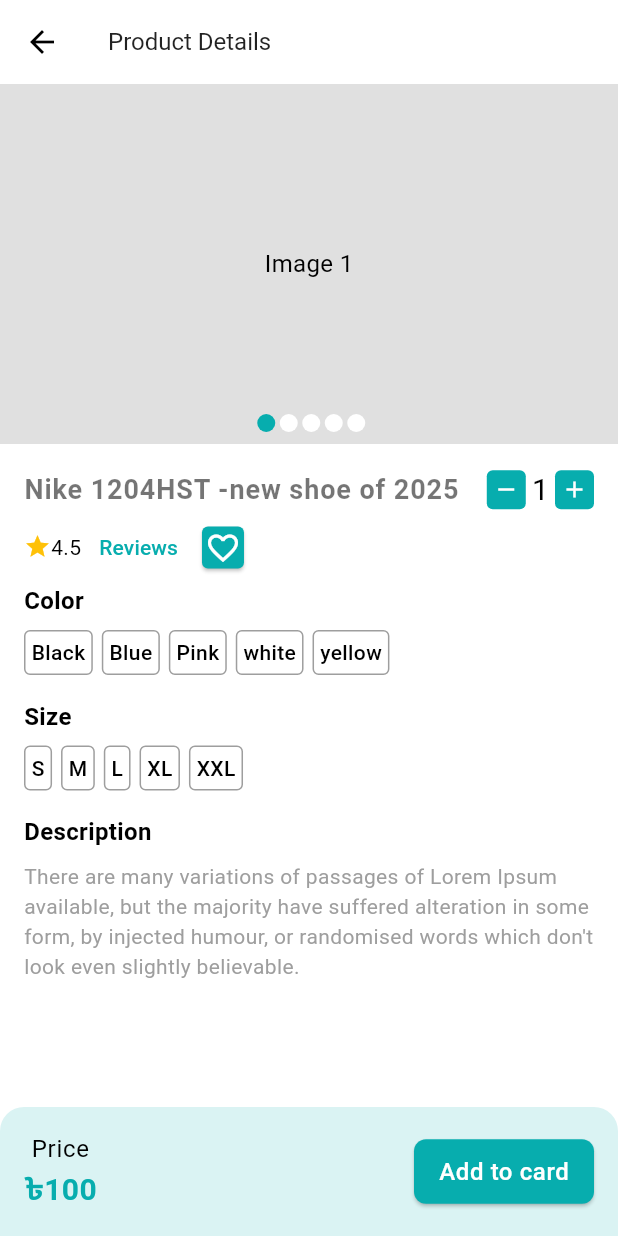
After one commit to Shadislam1/crafty_bay, a Flutter app: the screen it shows after launch, scrolled down 474 dp, after a tap on "Nike ER346T - model of 2025", on a phone screen of 412 x 824 dp. The commit adds this screen. Run offline on Flutter 3.47's test engine with Material 3 defaults, Android fonts, the phone set to English and light mode, and no system bars; drawn by our look-alikes of carousel_slider; our stand-ins replace email_validator, firebase_core, firebase_crashlytics, flutter_svg, get; accounts and stored records are empty.

Commit message:
add product details ui design

```diff
--- a/lib/app/app_routes.dart
+++ b/lib/app/app_routes.dart
@@ -1,6 +1,7 @@
 
 
 import 'package:crafty_bay/features/common/ui/screen/main_bottom_nav_screen.dart';
+import 'package:crafty_bay/features/product/ui/screens/product_details_screen.dart';
 
 import 'package:crafty_bay/features/product/ui/screens/product_list_screen.dart';
 import 'package:crafty_bay/features/wishlist/ui/screen/wish_list.dart';
@@ -25,6 +26,9 @@ class AppRoutes{
     }else if(settings.name == ProductListScreen.name){
       final String category = settings.arguments as String;
       screenWidget = ProductListScreen(category: category);
+    }else if(settings.name == ProductDetailsScreen.name){
+      final String productId = settings.arguments as String;
+      screenWidget = ProductDetailsScreen(productId: productId);
     }
     return MaterialPageRoute(builder: (context)=> screenWidget);
 
--- /dev/null
+++ b/lib/app/constants.dart
@@ -0,0 +1,3 @@
+class Constants{
+  static const String takaSign = '৳';
+}
--- a/lib/features/common/ui/widgets/product_card.dart
+++ b/lib/features/common/ui/widgets/product_card.dart
@@ -1,5 +1,7 @@
 
 
+import 'package:crafty_bay/app/constants.dart';
+import 'package:crafty_bay/features/product/ui/screens/product_details_screen.dart';
 import 'package:flutter/material.dart';
 
 import '../../../../app/app_colors.dart';
@@ -12,7 +14,11 @@ class ProductCard extends StatelessWidget {
 
   @override
   Widget build(BuildContext context) {
-    return Container(
+    return GestureDetector(
+      onTap:(){
+        Navigator.pushNamed(context, ProductDetailsScreen.name,arguments: '123');
+      } ,
+      child: Container(
         width: 140,
         margin: EdgeInsets.all(2),
 
@@ -62,7 +68,7 @@ class ProductCard extends StatelessWidget {
                   Row(
                     mainAxisAlignment: MainAxisAlignment.spaceBetween,
                     children: [
-                    Text('৳100',
+                      Text('${Constants.takaSign}100',
                         style: TextStyle(
                           fontSize: 12,
                           fontWeight: FontWeight.w600,
@@ -92,6 +98,7 @@ class ProductCard extends StatelessWidget {
             )
           ],
         ) ,
+      ),
     );
   }
 }
--- /dev/null
+++ b/lib/features/product/ui/screens/product_details_screen.dart
@@ -0,0 +1,74 @@
+import 'package:crafty_bay/app/app_colors.dart';
+import 'package:crafty_bay/app/constants.dart';
+
+import 'package:crafty_bay/features/product/ui/widgets/product_image_slider.dart';
+import 'package:flutter/material.dart';
+
+
+import '../widgets/product_details_info.dart';
+class ProductDetailsScreen extends StatefulWidget {
+  const ProductDetailsScreen({super.key, required this.productId});
+
+  static const String name = '/product- details';
+
+  final String  productId;
+
+  @override
+  State<ProductDetailsScreen> createState() => _ProductDetailsScreenState();
+}
+
+class _ProductDetailsScreenState extends State<ProductDetailsScreen> {
+  @override
+  Widget build(BuildContext context) {
+    return Scaffold(
+      appBar: AppBar(
+        title: Text('Product Details'),
+      ),
+      body: Column(
+        children: [
+          Expanded(
+            child: SingleChildScrollView(
+              child: Column(
+                children: [
+                  ProductImageSlider(),
+                  productDetailsInfo(),
+                ],
+              ),
+            ),
+          ),
+          _buildPriceAndAddToCartSection(),
+        ],
+      ),
+    );
+  }
+
+  Widget _buildPriceAndAddToCartSection() {
+    return Container(
+          padding: EdgeInsets.all(16),
+          decoration: BoxDecoration(
+            color: AppColors.themeColor.withOpacity(0.15),
+            borderRadius: BorderRadius.only(
+              topLeft: Radius.circular(16),
+                topRight:Radius.circular(16) )
+          ),
+          child: Row(
+            mainAxisAlignment: MainAxisAlignment.spaceBetween,
+            children: [
+              Column(
+              children: [
+                Text('Price',style: Theme.of(context).textTheme.bodyLarge),
+                Text('${Constants.takaSign}100',style: TextStyle(
+                  fontSize: 20,
+                  fontWeight: FontWeight.w700,
+                  color: AppColors.themeColor,
+                ),),
+              ],
+              ),
+              SizedBox(
+                width: 120,
+                  child: ElevatedButton(onPressed: (){}, child: Text('Add to card'))),
+            ],
+          ),
+        );
+  }
+}
--- /dev/null
+++ b/lib/features/product/ui/widgets/color_picker.dart
@@ -0,0 +1,51 @@
+import 'package:crafty_bay/app/app_colors.dart';
+import 'package:flutter/material.dart';
+
+class ColorPicker extends StatefulWidget {
+  const ColorPicker({super.key, required this.colors, required this.onSelected});
+
+  final List<String> colors;
+  final Function(String) onSelected;
+
+  @override
+  State<ColorPicker> createState() => _ColorPickerState();
+}
+
+class _ColorPickerState extends State<ColorPicker> {
+  String? _selectedColor;
+  @override
+  Widget build(BuildContext context) {
+
+
+    return Wrap(
+      children: [
+        for(String color in widget.colors)
+          GestureDetector(
+            onTap: (){
+              _selectedColor = color;
+             setState(() {
+
+             });
+              widget.onSelected(_selectedColor!);
+            },
+            child: Container(
+              padding: EdgeInsets.all(4),
+              margin: EdgeInsets.only(right: 6),
+
+              decoration: BoxDecoration(
+                borderRadius: BorderRadius.circular(4),
+                border: Border.all(
+                  color: Colors.grey,
+                ),
+                color: _selectedColor == color ? AppColors.themeColor:null,
+              ),
+              child: Text(color,style: TextStyle(
+                color: _selectedColor == color ? Colors.white : null,
+                fontWeight: FontWeight.w500,
+              ),),
+            ),
+          )
+      ],
+    );
+  }
+}
--- /dev/null
+++ b/lib/features/product/ui/widgets/inc_dec_button.dart
@@ -0,0 +1,60 @@
+import 'package:crafty_bay/app/app_colors.dart';
+import 'package:flutter/material.dart';
+
+class IncDecButton extends StatefulWidget {
+  const IncDecButton({super.key, required this.onChanged});
+  final Function(int) onChanged;
+
+  @override
+  State<IncDecButton> createState() => _IncDecButtonState();
+}
+
+class _IncDecButtonState extends State<IncDecButton> {
+  int value = 1;
+  @override
+  Widget build(BuildContext context) {
+    return Row(
+      children: [
+        _buildIconButton(
+          onTap: (){
+            if(value <=1) return;
+            value--;
+            setState(() {});
+            widget.onChanged(value);
+          },
+          icon: Icons.remove,
+        ),
+        Padding(
+          padding: const EdgeInsets.symmetric(horizontal: 4),
+          child: Text('$value',style: TextStyle(
+            fontSize: 20,
+          ),),
+        ),
+        _buildIconButton(
+          onTap: (){
+              if(value >= 20)return;
+            value++;
+            setState(() {});
+            widget.onChanged(value);
+          },
+          icon: Icons.add,
+        ),
+
+      ],
+    );
+  }
+
+  Widget _buildIconButton({required VoidCallback onTap,required IconData icon}) {
+    return GestureDetector(
+      onTap:onTap ,
+      child: Container(
+          padding: EdgeInsets.all(4),
+          decoration: BoxDecoration(
+            color: AppColors.themeColor,
+            borderRadius: BorderRadius.circular(4),
+          ),
+          child: Icon(icon,size: 18,color: Colors.white,),
+        ),
+    );
+  }
+}
--- /dev/null
+++ b/lib/features/product/ui/widgets/product_details_info.dart
@@ -0,0 +1,100 @@
+import 'package:flutter/material.dart';
+
+import '../../../../app/app_colors.dart';
+import 'color_picker.dart';
+import 'inc_dec_button.dart';
+class productDetailsInfo extends StatelessWidget {
+  const productDetailsInfo({
+    super.key,
+  });
+
+  @override
+  Widget build(BuildContext context) {
+    return Padding(
+      padding: const EdgeInsets.all(16.0),
+      child: Column(
+        crossAxisAlignment: CrossAxisAlignment.start,
+        children: [
+
+          Row(
+            children: [
+              Expanded(
+                child: Text('Nike 1204HST -new shoe of 2025',style: TextStyle(
+                  fontSize: 18,
+                  fontWeight: FontWeight.w700,
+                  letterSpacing: 0.6,
+                  color: Colors.black54,
+                ),),
+              ),
+              IncDecButton(onChanged: (int  value) {  },),
+            ],
+          ),
+          Row(
+            children: [
+              Wrap(
+                children: [
+                  Icon(Icons.star,size: 18,color: Colors.amber,),
+                  Text('4.5'),
+
+                ],
+              ),
+              TextButton(onPressed: (){}, child: Text('Reviews')),
+              Card(
+                color: AppColors.themeColor,
+                shape: RoundedRectangleBorder(
+                    borderRadius: BorderRadius.circular(4)
+                ),
+                child: Padding(
+                  padding: const EdgeInsets.all(2.0),
+                  child: Icon(Icons.favorite_outline,
+                    color: Colors.white,),
+                ),
+              ),
+            ],
+          ),
+          Text('Color',style: TextStyle(
+            fontSize: 16,
+            fontWeight:FontWeight.w600,
+
+          ),
+          ),
+          const SizedBox(height: 8,),
+          ColorPicker(colors: ['Black','Blue','Pink','white','yellow'], onSelected: (String  value) {
+
+          },
+          ),
+          const SizedBox(height: 16,),
+
+
+          Text(
+            'Size',style: TextStyle(
+            fontSize: 16,
+            fontWeight:FontWeight.w600,
+
+          ),
+          ),
+          const SizedBox(height: 8,),
+          ColorPicker(
+            colors: ['S','M','L','XL','XXL'], onSelected: (String  value) {
+
+          },
+          ),
+          const SizedBox(height: 16,),
+
+          Text(
+            'Description',
+            style: TextStyle(
+              fontSize: 16,
+              fontWeight:FontWeight.w600,
+
+            ),
+          ),
+          const SizedBox(height: 8,),
+          Text('''There are many variations of passages of Lorem Ipsum available, but the majority have suffered alteration in some form, by injected humour, or randomised words which don't look even slightly believable.''',style: TextStyle(
+            color: Colors.grey,
+          ),)
+        ],
+      ),
+    );
+  }
+}
--- /dev/null
+++ b/lib/features/product/ui/widgets/product_image_slider.dart
@@ -0,0 +1,76 @@
+
+import 'package:carousel_slider/carousel_slider.dart';
+import 'package:crafty_bay/app/app_colors.dart';
+import 'package:flutter/material.dart';
+
+class ProductImageSlider extends StatefulWidget {
+  const ProductImageSlider({
+    super.key,
+  });
+
+  @override
+  State<ProductImageSlider> createState() => _ProductImageSliderState();
+}
+
+class _ProductImageSliderState extends State<ProductImageSlider> {
+  final ValueNotifier<int> _currentSlider = ValueNotifier(0);
+  @override
+  Widget build(BuildContext context) {
+    return Stack(
+      children: [
+        CarouselSlider(
+          options: CarouselOptions(
+              height: 240.0,
+              viewportFraction: 1,
+              onPageChanged: (int currentIndex, _){
+            _currentSlider.value = currentIndex;
+          }),
+          items: [1,2,3,4,5].map((i) {
+            return Builder(
+              builder: (BuildContext context) {
+                return Container(
+                    width: MediaQuery.of(context).size.width,
+
+                    decoration: BoxDecoration(
+                      color: Colors.grey.shade300,
+
+                    ),
+                    alignment: Alignment.center,
+                    child: Text('Image $i', style: TextStyle(fontSize: 16.0),)
+                );
+              },
+            );
+          }).toList(),
+        ),
+        const SizedBox(height: 8,),
+        Positioned(
+          bottom: 8,
+          left: 0,
+          right: 0,
+          child: ValueListenableBuilder(
+              valueListenable: _currentSlider,
+              builder: (context, index, _) {
+                return Row(
+                  mainAxisAlignment: MainAxisAlignment.center,
+                  children: [
+                    for(int i=0; i< 5; i++)
+                      Container(
+                        width: 12,
+                        height: 12,
+                        margin: EdgeInsets.only(left: 3),
+                        decoration: BoxDecoration(
+
+                          borderRadius: BorderRadius.circular(8),
+                          color: index == i ? AppColors.themeColor:Colors.white,
+                        ),
+
+                      )
+                  ],
+                );
+              }
+          ),
+        )
+      ],
+    );
+  }
+}
--- /dev/null
+++ b/lib/features/product/ui/widgets/size_picker.dart
@@ -0,0 +1,51 @@
+import 'package:crafty_bay/app/app_colors.dart';
+import 'package:flutter/material.dart';
+
+class SizePicker extends StatefulWidget {
+  const SizePicker({super.key, required this.sizes, required this.onSelected});
+
+  final List<String> sizes;
+  final Function(String) onSelected;
+
+  @override
+  State<SizePicker> createState() => _SizePickerState();
+}
+
+class _SizePickerState extends State<SizePicker> {
+  String? _selectedSize;
+  @override
+  Widget build(BuildContext context) {
+
+
+    return Wrap(
+      children: [
+        for(String size in widget.sizes)
+          GestureDetector(
+            onTap: (){
+              _selectedSize = size;
+              setState(() {
+
+              });
+              widget.onSelected(_selectedSize!);
+            },
+            child: Container(
+              padding: EdgeInsets.all(4),
+              margin: EdgeInsets.only(right: 6),
+
+              decoration: BoxDecoration(
+                borderRadius: BorderRadius.circular(4),
+                border: Border.all(
+                  color: Colors.grey,
+                ),
+                color: _selectedSize == size ? AppColors.themeColor:null,
+              ),
+              child: Text(size,style: TextStyle(
+                color: _selectedSize == size ? Colors.white : null,
+                fontWeight: FontWeight.w500,
+              ),),
+            ),
+          )
+      ],
+    );
+  }
+}
--- a/lib/home/ui/widgets/home_carousel_slider.dart
+++ b/lib/home/ui/widgets/home_carousel_slider.dart
@@ -1,5 +1,5 @@
 
-import 'package:carousel_slider/carousel_options.dart';
+
 import 'package:carousel_slider/carousel_slider.dart';
 import 'package:crafty_bay/app/app_colors.dart';
 import 'package:flutter/material.dart';
```
Lines whose indentation alone changed are shown as unchanged.
